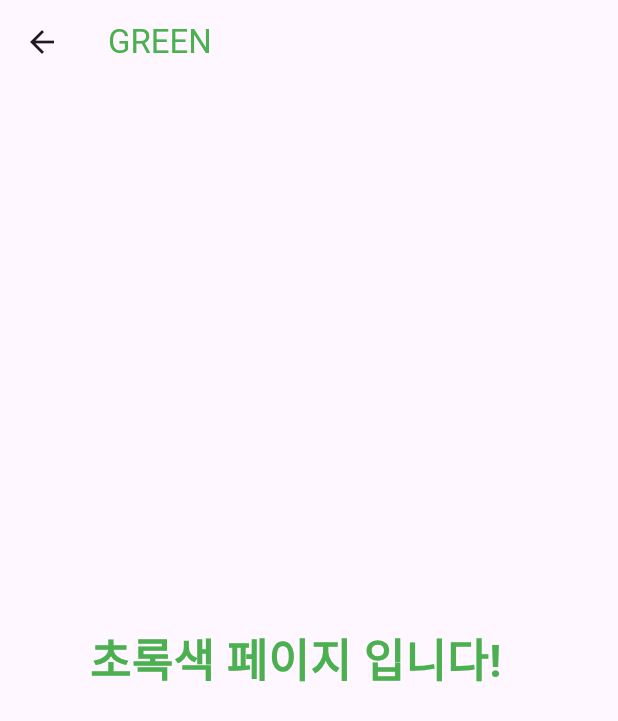
After one commit to dlworua/rainbow, a Flutter app: the Green screen opened directly, on a phone screen of 412 x 824 dp. The commit adds this screen. Shown: the top 721 px of the screen. Run offline on Flutter 3.47's test engine with Material 3 defaults, Android fonts, the phone set to English and light mode, and no system bars.

Commit message:
feat: 각 페이지 클래스 생성

```diff
--- /dev/null
+++ b/lib/ui/pages/green/green.dart
@@ -0,0 +1,28 @@
+import 'package:flutter/material.dart';
+
+class Green extends StatelessWidget {
+  @override
+  Widget build(BuildContext context) {
+    return Scaffold(
+      appBar: AppBar(
+        title: Text('GREEN', style: TextStyle(color: Colors.green)),
+      ),
+      body: Column(
+        mainAxisAlignment: MainAxisAlignment.center,
+        children: [
+          Padding(
+            padding: const EdgeInsets.only(left: 60),
+            child: Text(
+              '초록색 페이지 입니다!',
+              style: TextStyle(
+                color: Colors.green,
+                fontSize: 30,
+                fontWeight: FontWeight.bold,
+              ),
+            ),
+          ),
+        ],
+      ),
+    );
+  }
+}
```
Also changed, not shown: lib/main.dart (+9 -1 lines), lib/ui/pages/blue/blue.dart (added, +26 -0 lines), lib/ui/pages/indigo/indigo.dart (added, +29 -0 lines), lib/ui/pages/orange/orange.dart (added, +28 -0 lines), lib/ui/pages/purple/purple.dart (added, +28 -0 lines), lib/ui/pages/red/red.dart (added, +26 -0 lines), lib/ui/pages/yellow/yellow.dart (added, +28 -0 lines).
